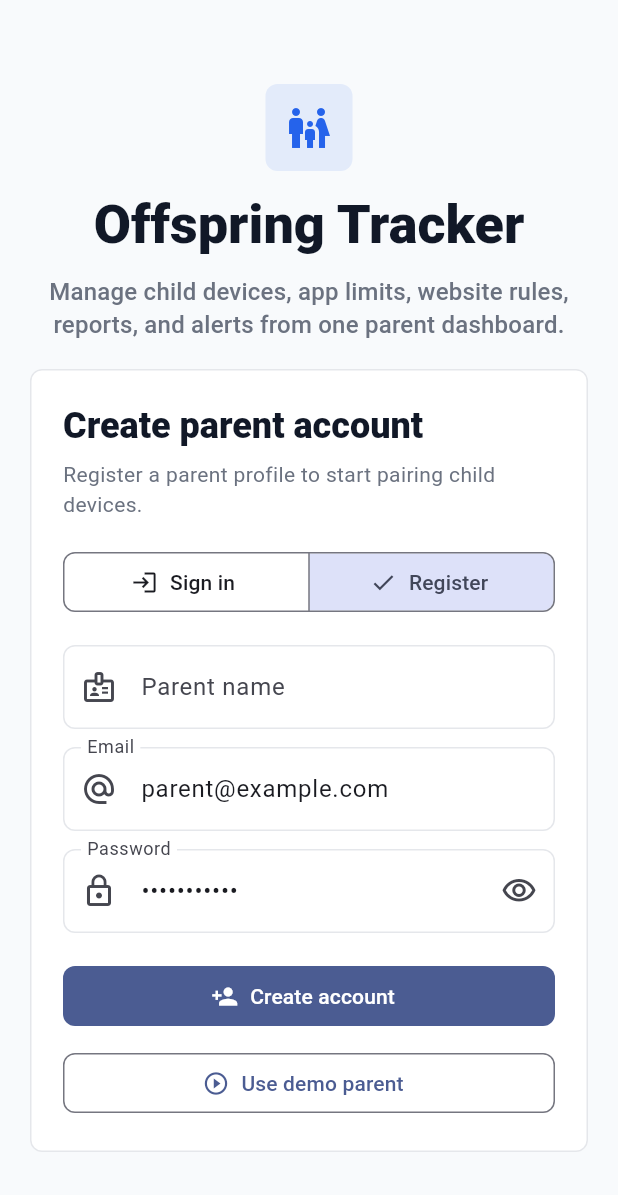
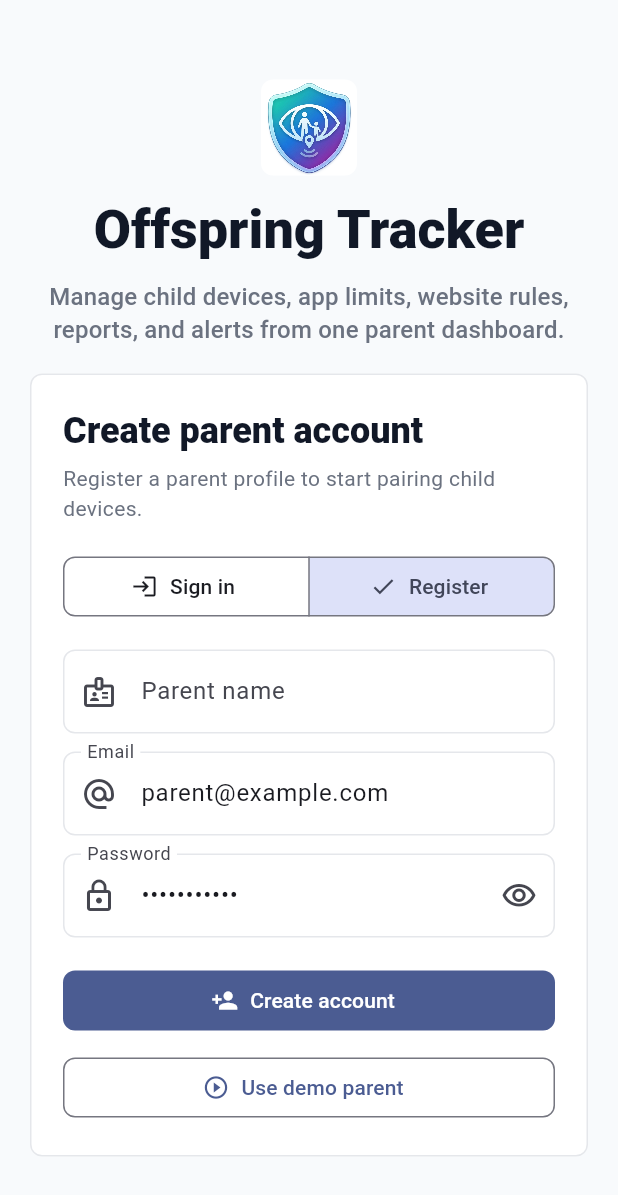
Before and after one commit to mr7aali/offspring_tracker, a Flutter app: the screen it shows after launch, after a tap on "Register", on a phone screen of 412 x 824 dp. Shown: the top 1195 px of the screen. Run offline on Flutter 3.47's test engine with Material 3 defaults, Android fonts, the phone set to English and light mode, and no system bars; accounts and stored records are empty.

Commit message:
added platform icons,Splash screen

```diff
--- a/lib/app.dart
+++ b/lib/app.dart
@@ -13,7 +13,7 @@ class OffspringTrackerApp extends StatelessWidget {
       title: AppStrings.appName,
       debugShowCheckedModeBanner: false,
       theme: AppTheme.lightTheme,
-      initialRoute: RouteNames.auth,
+      initialRoute: RouteNames.splash,
       routes: AppRoutes.routes,
     );
   }
--- /dev/null
+++ b/lib/core/constants/app_assets.dart
@@ -0,0 +1,5 @@
+class AppAssets {
+  const AppAssets._();
+
+  static const String logo = 'assets/images/offspring_tracker_logo.png';
+}
--- a/lib/core/routes/app_routes.dart
+++ b/lib/core/routes/app_routes.dart
@@ -2,12 +2,14 @@ import 'package:flutter/material.dart';
 
 import '../../features/auth/presentation/screens/auth_screen.dart';
 import '../../features/offspring/presentation/screens/dashboard_screen.dart';
+import '../../features/splash/presentation/screens/splash_screen.dart';
 import 'route_names.dart';
 
 class AppRoutes {
   const AppRoutes._();
 
   static Map<String, WidgetBuilder> get routes => {
+    RouteNames.splash: (_) => const SplashScreen(),
     RouteNames.auth: (_) => const AuthScreen(),
     RouteNames.dashboard: (_) => const DashboardScreen(),
   };
--- a/lib/core/routes/route_names.dart
+++ b/lib/core/routes/route_names.dart
@@ -1,6 +1,7 @@
 class RouteNames {
   const RouteNames._();
 
+  static const String splash = '/';
   static const String auth = '/auth';
   static const String dashboard = '/dashboard';
 }
--- a/lib/features/auth/presentation/screens/auth_screen.dart
+++ b/lib/features/auth/presentation/screens/auth_screen.dart
@@ -6,6 +6,7 @@ import '../../../../core/constants/app_sizes.dart';
 import '../../../../core/constants/app_strings.dart';
 import '../../../../core/routes/route_names.dart';
 import '../../../../core/utils/validators.dart';
+import '../../../../shared/widgets/app_logo.dart';
 
 class AuthScreen extends StatefulWidget {
   const AuthScreen({super.key});
@@ -138,18 +139,11 @@ class _BrandPanel extends StatelessWidget {
           ? CrossAxisAlignment.center
           : CrossAxisAlignment.start,
       children: [
-        Container(
-          width: compact ? 58 : 72,
-          height: compact ? 58 : 72,
-          decoration: BoxDecoration(
-            color: AppColors.primary.withValues(alpha: 0.1),
-            borderRadius: BorderRadius.circular(AppSizes.radius),
-          ),
-          child: Icon(
-            Icons.family_restroom,
-            size: compact ? 32 : 40,
-            color: AppColors.primary,
-          ),
+        AppLogoMark(
+          size: compact ? 64 : 82,
+          padding: 0,
+          backgroundColor: Colors.white,
+          borderRadius: AppSizes.radius,
         ),
         SizedBox(height: compact ? 14 : 24),
         Text(
--- a/lib/features/offspring/presentation/screens/dashboard_screen.dart
+++ b/lib/features/offspring/presentation/screens/dashboard_screen.dart
@@ -10,6 +10,7 @@ import '../../../../core/routes/route_names.dart';
 import '../../../../core/utils/date_formatter.dart';
 import '../../../../core/utils/validators.dart';
 import '../../../../shared/widgets/empty_state_widget.dart';
+import '../../../../shared/widgets/app_logo.dart';
 import '../../../../shared/widgets/metric_card.dart';
 import '../../../../shared/widgets/section_header.dart';
 import '../../../../shared/widgets/status_pill.dart';
@@ -78,18 +79,11 @@ class _DashboardScreenState extends State<DashboardScreen> {
             title: Row(
               mainAxisSize: MainAxisSize.min,
               children: [
-                Container(
-                  width: 36,
-                  height: 36,
-                  decoration: BoxDecoration(
-                    color: AppColors.primary.withValues(alpha: 0.12),
-                    borderRadius: BorderRadius.circular(AppSizes.radius),
-                  ),
-                  child: const Icon(
-                    Icons.family_restroom,
-                    color: AppColors.primary,
-                    size: 21,
-                  ),
+                const AppLogoMark(
+                  size: 38,
+                  padding: 0,
+                  backgroundColor: Colors.white,
+                  borderRadius: AppSizes.radius,
                 ),
                 const SizedBox(width: 10),
                 Flexible(
--- /dev/null
+++ b/lib/features/splash/presentation/screens/splash_screen.dart
@@ -0,0 +1,117 @@
+import 'dart:async';
+
+import 'package:flutter/material.dart';
+
+import '../../../../core/constants/app_colors.dart';
+import '../../../../core/constants/app_strings.dart';
+import '../../../../core/routes/route_names.dart';
+import '../../../../shared/widgets/app_logo.dart';
+
+class SplashScreen extends StatefulWidget {
+  const SplashScreen({super.key});
+
+  @override
+  State<SplashScreen> createState() => _SplashScreenState();
+}
+
+class _SplashScreenState extends State<SplashScreen>
+    with SingleTickerProviderStateMixin {
+  late final AnimationController _controller;
+  late final Animation<double> _scaleAnimation;
+  late final Animation<double> _fadeAnimation;
+  Timer? _timer;
+
+  @override
+  void initState() {
+    super.initState();
+    _controller = AnimationController(
+      vsync: this,
+      duration: const Duration(milliseconds: 900),
+    )..forward();
+    _scaleAnimation = CurvedAnimation(
+      parent: _controller,
+      curve: Curves.easeOutBack,
+    );
+    _fadeAnimation = CurvedAnimation(
+      parent: _controller,
+      curve: Curves.easeOutCubic,
+    );
+
+    _timer = Timer(const Duration(milliseconds: 1500), () {
+      if (!mounted) {
+        return;
+      }
+      Navigator.of(context).pushReplacementNamed(RouteNames.auth);
+    });
+  }
+
+  @override
+  void dispose() {
+    _timer?.cancel();
+    _controller.dispose();
+    super.dispose();
+  }
+
+  @override
+  Widget build(BuildContext context) {
+    return Scaffold(
+      body: DecoratedBox(
+        decoration: const BoxDecoration(
+          gradient: LinearGradient(
+            begin: Alignment.topLeft,
+            end: Alignment.bottomRight,
+            colors: [Color(0xFFF8FAFC), Color(0xFFEFF6FF), Color(0xFFF0FDFA)],
+          ),
+        ),
+        child: Center(
+          child: FadeTransition(
+            opacity: _fadeAnimation,
+            child: ScaleTransition(
+              scale: _scaleAnimation,
+              child: Column(
+                mainAxisSize: MainAxisSize.min,
+                children: [
+                  Container(
+                    padding: const EdgeInsets.all(18),
+                    decoration: BoxDecoration(
+                      color: Colors.white.withValues(alpha: 0.9),
+                      borderRadius: BorderRadius.circular(36),
+                      boxShadow: [
+                        BoxShadow(
+                          color: AppColors.primary.withValues(alpha: 0.18),
+                          blurRadius: 40,
+                          offset: const Offset(0, 18),
+                        ),
+                      ],
+                    ),
+                    child: const AppLogoMark(
+                      size: 132,
+                      padding: 0,
+                      borderRadius: 28,
+                    ),
+                  ),
+                  const SizedBox(height: 28),
+                  Text(
+                    AppStrings.appName,
+                    style: Theme.of(context).textTheme.headlineSmall?.copyWith(
+                      color: AppColors.ink,
+                      fontWeight: FontWeight.w900,
+                    ),
+                  ),
+                  const SizedBox(height: 8),
+                  Text(
+                    'Family safety, calmly connected',
+                    style: Theme.of(context).textTheme.bodyMedium?.copyWith(
+                      color: AppColors.muted,
+                      fontWeight: FontWeight.w600,
+                    ),
+                  ),
+                ],
+              ),
+            ),
+          ),
+        ),
+      ),
+    );
+  }
+}
--- /dev/null
+++ b/lib/shared/widgets/app_logo.dart
@@ -0,0 +1,39 @@
+import 'package:flutter/material.dart';
+
+import '../../core/constants/app_assets.dart';
+import '../../core/constants/app_sizes.dart';
+
+class AppLogoMark extends StatelessWidget {
+  const AppLogoMark({
+    super.key,
+    required this.size,
+    this.backgroundColor,
+    this.padding,
+    this.borderRadius,
+  });
+
+  final double size;
+  final Color? backgroundColor;
+  final double? padding;
+  final double? borderRadius;
+
+  @override
+  Widget build(BuildContext context) {
+    final logoPadding = padding ?? size * 0.12;
+
+    return Container(
+      width: size,
+      height: size,
+      padding: EdgeInsets.all(logoPadding),
+      decoration: BoxDecoration(
+        color: backgroundColor,
+        borderRadius: BorderRadius.circular(borderRadius ?? AppSizes.radius),
+      ),
+      child: Image.asset(
+        AppAssets.logo,
+        fit: BoxFit.contain,
+        filterQuality: FilterQuality.high,
+      ),
+    );
+  }
+}
--- a/pubspec.yaml
+++ b/pubspec.yaml
@@ -58,9 +58,8 @@ flutter:
   uses-material-design: true
 
   # To add assets to your application, add an assets section, like this:
-  # assets:
-  #   - images/a_dot_burr.jpeg
-  #   - images/a_dot_ham.jpeg
+  assets:
+    - assets/images/
 
   # An image asset can refer to one or more resolution-specific "variants", see
   # https://flutter.dev/to/resolution-aware-images
```
Also changed, not shown: assets/images/offspring_tracker_logo.png (added), 34 other files.
